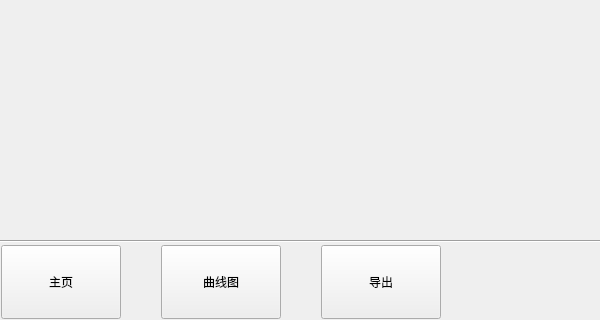
Qt form PM25-Sever/MainWindow.ui (rencaiji2/PM2.5-Sever) before a commit; both pictures show x 0 to 600 and y 320 to 640 of the 1140 by 640 pixel window.
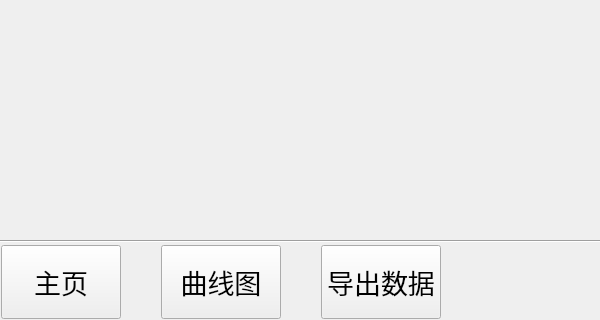
The same form after that commit.

Diff of the .ui file:
```diff
--- a/PM25-Sever/MainWindow.ui
+++ b/PM25-Sever/MainWindow.ui
@@ -31,6 +31,9 @@
       <height>74</height>
      </rect>
     </property>
+    <property name="styleSheet">
+     <string notr="true">QPushButton{font-size: 20pt;}</string>
+    </property>
     <property name="text">
      <string>主页</string>
     </property>
@@ -44,6 +47,9 @@
       <height>74</height>
      </rect>
     </property>
+    <property name="styleSheet">
+     <string notr="true">QPushButton{font-size: 20pt;}</string>
+    </property>
     <property name="text">
      <string>曲线图</string>
     </property>
@@ -57,8 +63,11 @@
       <height>74</height>
      </rect>
     </property>
+    <property name="styleSheet">
+     <string notr="true">QPushButton{font-size: 20pt;}</string>
+    </property>
     <property name="text">
-     <string>导出</string>
+     <string>导出数据</string>
     </property>
    </widget>
    <widget class="Line" name="line">
```
